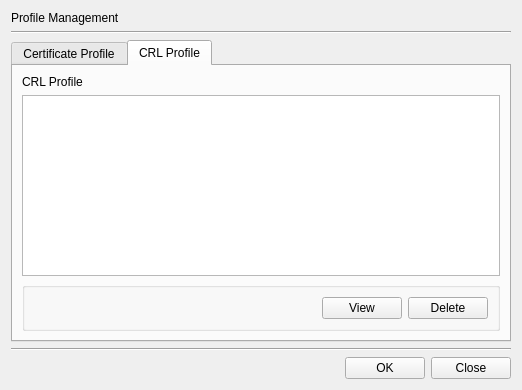
This is CertMan/profile_man_dlg.ui in jykim74/CertMan as Qt 5 draws it before an edit. The edited form follows.
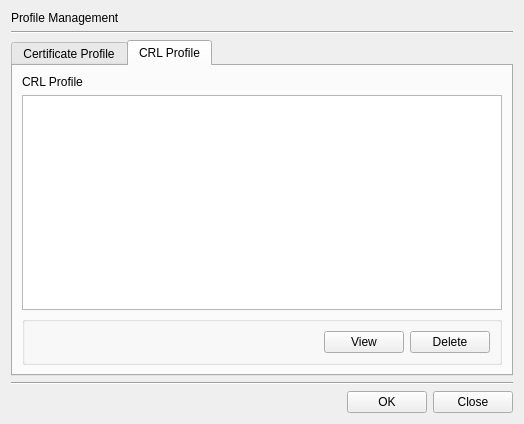
This is the edited form.

```diff
--- a/CertMan/profile_man_dlg.ui
+++ b/CertMan/profile_man_dlg.ui
@@ -6,8 +6,8 @@
    <rect>
     <x>0</x>
     <y>0</y>
-    <width>518</width>
-    <height>390</height>
+    <width>524</width>
+    <height>424</height>
    </rect>
   </property>
   <property name="windowTitle">
@@ -173,6 +173,18 @@
           <string/>
          </property>
          <layout class="QVBoxLayout" name="verticalLayout_5">
+          <property name="leftMargin">
+           <number>9</number>
+          </property>
+          <property name="topMargin">
+           <number>9</number>
+          </property>
+          <property name="rightMargin">
+           <number>9</number>
+          </property>
+          <property name="bottomMargin">
+           <number>9</number>
+          </property>
           <item>
            <layout class="QGridLayout" name="gridLayout_3">
             <item row="0" column="1">
```
Left out of the diff: 12 changed lines with no effect on the pictures.
